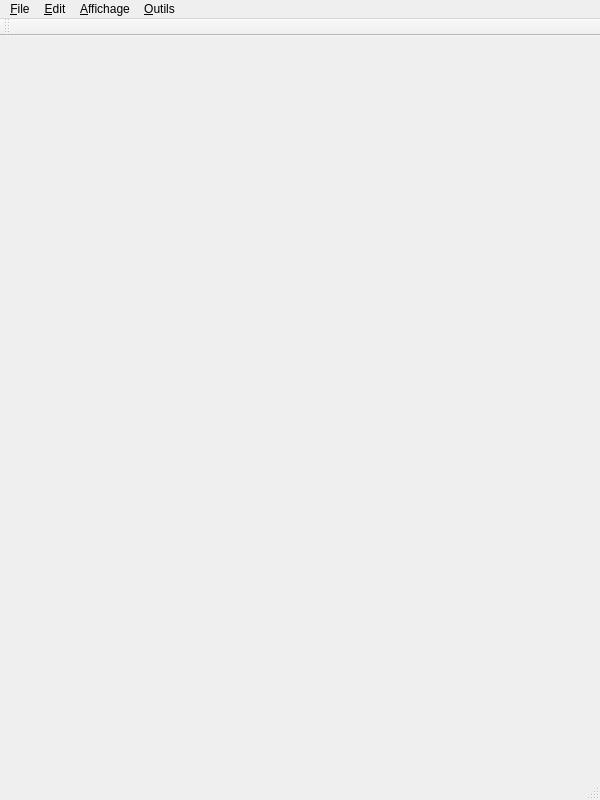
Before: the Qt Designer form mainwindow.ui in dguihal/quteqoin, drawn with Qt 5.
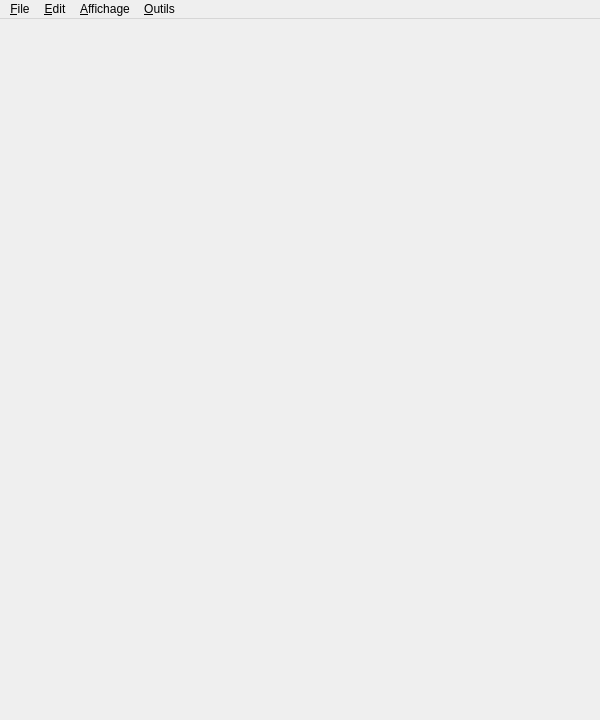
After: the same form once the commit is applied.

What changed in the file:
```diff
--- a/mainwindow.ui
+++ b/mainwindow.ui
@@ -7,7 +7,7 @@
     <x>0</x>
     <y>0</y>
     <width>600</width>
-    <height>800</height>
+    <height>720</height>
    </rect>
   </property>
   <property name="windowTitle">
@@ -61,15 +61,6 @@
    <addaction name="menuAffichage"/>
    <addaction name="menuOutils"/>
   </widget>
-  <widget class="QToolBar" name="mainToolBar">
-   <attribute name="toolBarArea">
-    <enum>TopToolBarArea</enum>
-   </attribute>
-   <attribute name="toolBarBreak">
-    <bool>false</bool>
-   </attribute>
-  </widget>
-  <widget class="QStatusBar" name="statusBar"/>
   <action name="actionTabbed">
    <property name="checkable">
     <bool>true</bool>
```
Left out of the diff: 20 changed lines with no effect on the pictures.
